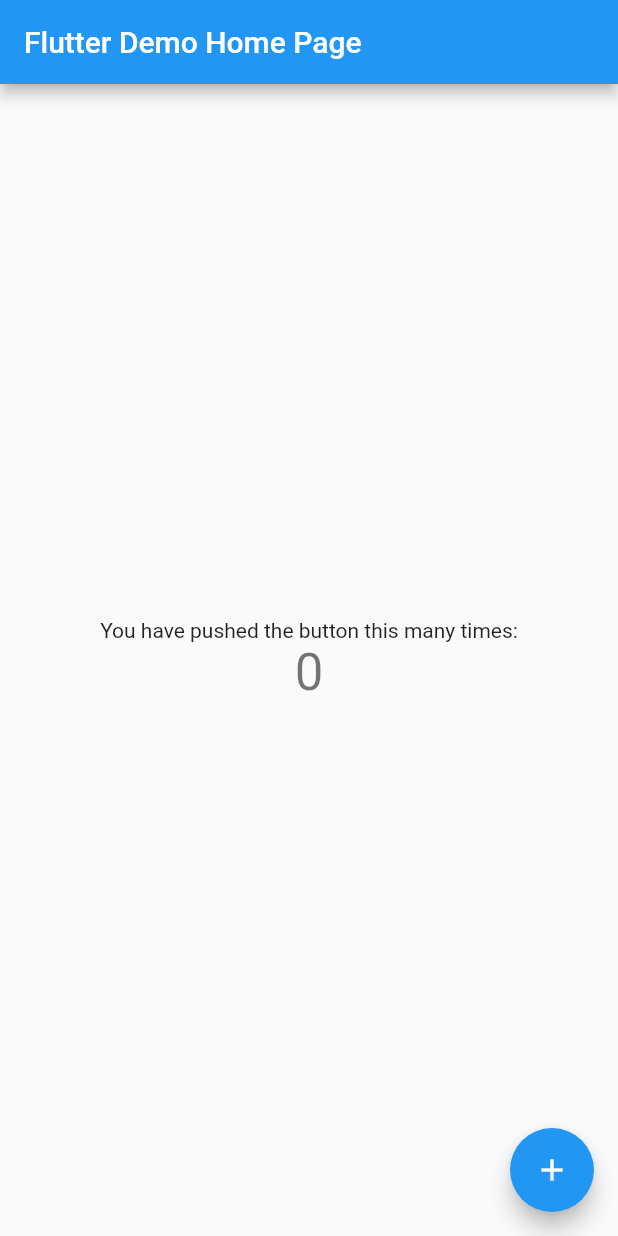
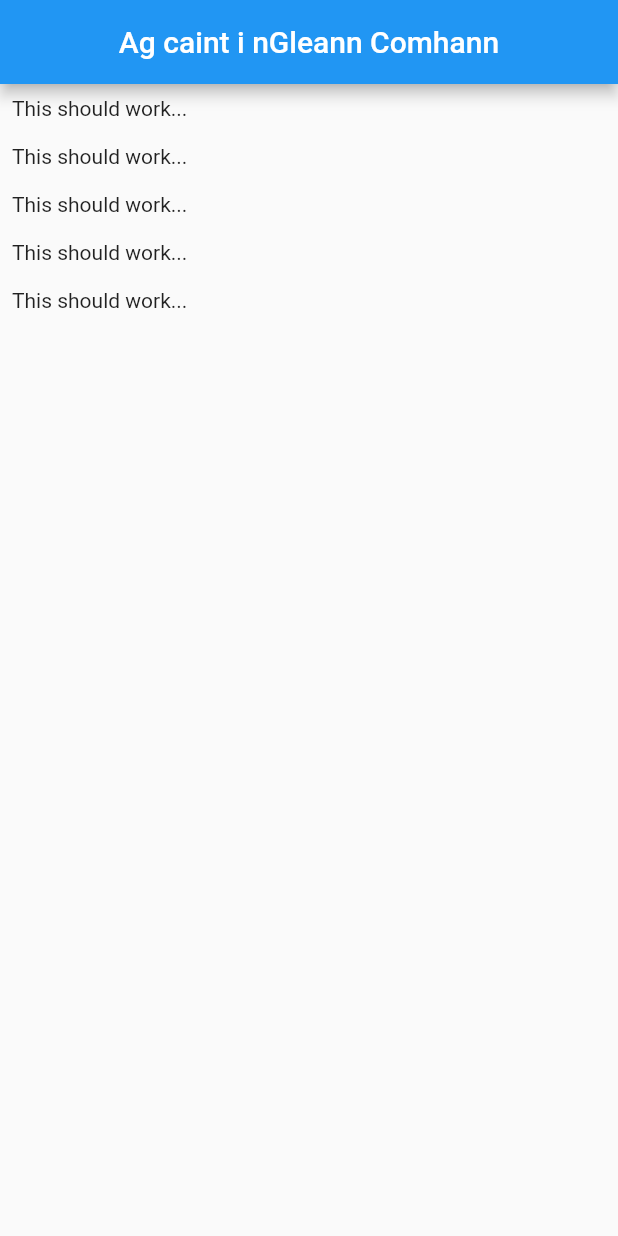
Before and after one commit to berenerchamion/caint, a Flutter app: the screen it shows after launch, on a phone screen of 412 x 824 dp. Run offline on Flutter 3.47's test engine with Material 2 defaults, Android fonts, the phone set to English and light mode, and no system bars.

```diff
--- a/lib/main.dart
+++ b/lib/main.dart
@@ -1,113 +1,20 @@
 import 'package:flutter/material.dart';
+
+import './screens/chat_screen.dart';
 
 void main() {
   runApp(MyApp());
 }
 
 class MyApp extends StatelessWidget {
-  // This widget is the root of your application.
   @override
   Widget build(BuildContext context) {
     return MaterialApp(
-      title: 'Flutter Demo',
+      title: 'Ag caint i nGleann Comhann',
       theme: ThemeData(
-        // This is the theme of your application.
-        //
-        // Try running your application with "flutter run". You'll see the
-        // application has a blue toolbar. Then, without quitting the app, try
-        // changing the primarySwatch below to Colors.green and then invoke
-        // "hot reload" (press "r" in the console where you ran "flutter run",
-        // or simply save your changes to "hot reload" in a Flutter IDE).
-        // Notice that the counter didn't reset back to zero; the application
-        // is not restarted.
         primarySwatch: Colors.blue,
       ),
-      home: MyHomePage(title: 'Flutter Demo Home Page'),
+      home: ChatScreen(),
     );
   }
 }
-
-class MyHomePage extends StatefulWidget {
-  MyHomePage({Key? key, required this.title}) : super(key: key);
-
-  // This widget is the home page of your application. It is stateful, meaning
-  // that it has a State object (defined below) that contains fields that affect
-  // how it looks.
-
-  // This class is the configuration for the state. It holds the values (in this
-  // case the title) provided by the parent (in this case the App widget) and
-  // used by the build method of the State. Fields in a Widget subclass are
-  // always marked "final".
-
-  final String title;
-
-  @override
-  _MyHomePageState createState() => _MyHomePageState();
-}
-
-class _MyHomePageState extends State<MyHomePage> {
-  int _counter = 0;
-
-  void _incrementCounter() {
-    setState(() {
-      // This call to setState tells the Flutter framework that something has
-      // changed in this State, which causes it to rerun the build method below
-      // so that the display can reflect the updated values. If we changed
-      // _counter without calling setState(), then the build method would not be
-      // called again, and so nothing would appear to happen.
-      _counter++;
-    });
-  }
-
-  @override
-  Widget build(BuildContext context) {
-    // This method is rerun every time setState is called, for instance as done
-    // by the _incrementCounter method above.
-    //
-    // The Flutter framework has been optimized to make rerunning build methods
-    // fast, so that you can just rebuild anything that needs updating rather
-    // than having to individually change instances of widgets.
-    return Scaffold(
-      appBar: AppBar(
-        // Here we take the value from the MyHomePage object that was created by
-        // the App.build method, and use it to set our appbar title.
-        title: Text(widget.title),
-      ),
-      body: Center(
-        // Center is a layout widget. It takes a single child and positions it
-        // in the middle of the parent.
-        child: Column(
-          // Column is also a layout widget. It takes a list of children and
-          // arranges them vertically. By default, it sizes itself to fit its
-          // children horizontally, and tries to be as tall as its parent.
-          //
-          // Invoke "debug painting" (press "p" in the console, choose the
-          // "Toggle Debug Paint" action from the Flutter Inspector in Android
-          // Studio, or the "Toggle Debug Paint" command in Visual Studio Code)
-          // to see the wireframe for each widget.
-          //
-          // Column has various properties to control how it sizes itself and
-          // how it positions its children. Here we use mainAxisAlignment to
-          // center the children vertically; the main axis here is the vertical
-          // axis because Columns are vertical (the cross axis would be
-          // horizontal).
-          mainAxisAlignment: MainAxisAlignment.center,
-          children: <Widget>[
-            Text(
-              'You have pushed the button this many times:',
-            ),
-            Text(
-              '$_counter',
-              style: Theme.of(context).textTheme.headline4,
-            ),
-          ],
-        ),
-      ),
-      floatingActionButton: FloatingActionButton(
-        onPressed: _incrementCounter,
-        tooltip: 'Increment',
-        child: Icon(Icons.add),
-      ), // This trailing comma makes auto-formatting nicer for build methods.
-    );
-  }
-}
--- /dev/null
+++ b/lib/screens/chat_screen.dart
@@ -0,0 +1,23 @@
+import 'package:flutter/material.dart';
+
+class  ChatScreen extends StatelessWidget {
+  const  ChatScreen({Key? key}) : super(key: key);
+
+  @override
+  Widget build(BuildContext context) {
+    return Scaffold(
+      appBar: AppBar(
+        centerTitle: true,
+        bottomOpacity: 0.5,
+        title: Text('Ag caint i nGleann Comhann'),
+      ),
+      body: ListView.builder(
+        itemCount: 5,
+        itemBuilder: (ctx, index) => Container(
+          padding: EdgeInsets.all(8),
+          child: Text('This should work...'),
+        ),
+      ),
+    );
+  }
+}
--- a/pubspec.yaml
+++ b/pubspec.yaml
@@ -32,6 +32,7 @@ dependencies:
 dev_dependencies:
   flutter_test:
     sdk: flutter
+  flutter_dotenv: ^5.0.2
 
 # For information on the generic Dart part of this file, see the
 # following page: https://dart.dev/tools/pub/pubspec
```
Also changed, not shown: lib/screens/auth_screen.dart (added), pubspec.lock, 5 other files.
